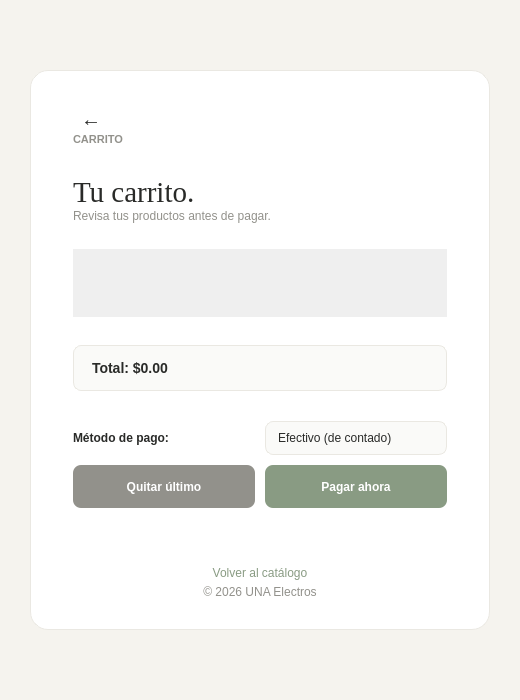
Before: the Qt Designer form proyecto progra/carrito.ui in AntonyEduardoAguirre/proyectoprogramacion2, drawn with Qt 5.
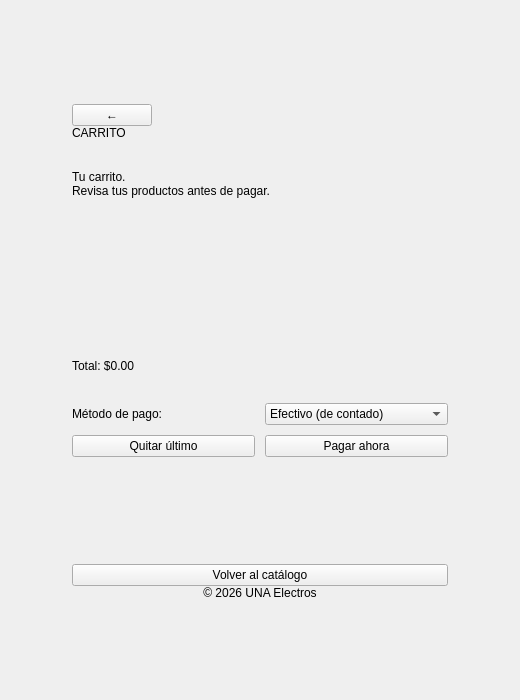
After: the same form once the commit is applied.

What changed in the file:
```diff
--- a/proyecto progra/carrito.ui
+++ b/proyecto progra/carrito.ui
@@ -141,6 +141,32 @@
 	background: transparent;
 	border: none;
 }
+QScrollArea > QWidget > QWidget {
+	background: transparent;
+}
+QScrollBar:vertical {
+	background: transparent;
+	width: 8px;
+	margin: 0;
+}
+QScrollBar::handle:vertical {
+	background: #D8DED5;
+	border-radius: 4px;
+	min-height: 30px;
+}
+QScrollBar::handle:vertical:hover {
+	background: #B9C2B4;
+}
+QScrollBar::add-line:vertical, QScrollBar::sub-line:vertical {
+	height: 0;
+}
+QScrollBar::add-page:vertical, QScrollBar::sub-page:vertical {
+	background: transparent;
+}
+QScrollBar:horizontal {
+	background: transparent;
+	height: 0;
+}
 </string>
   </property>
   <layout class="QVBoxLayout" name="layoutExterior">
```
